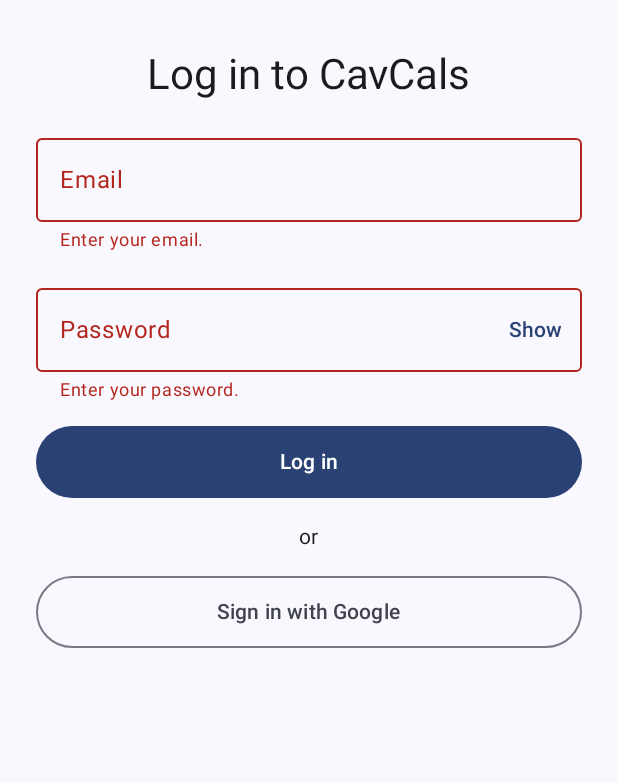
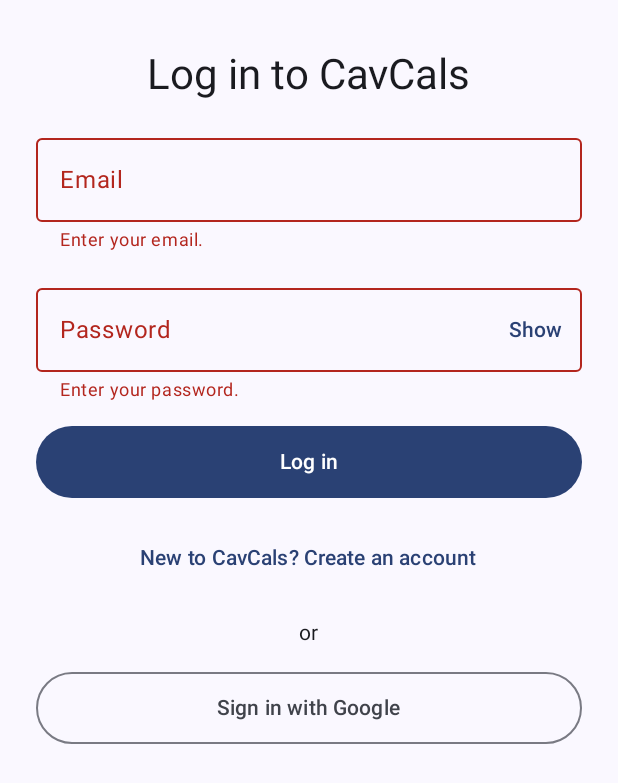
Before and after one commit to BradleyE99/CavCals, an Android app built with Jetpack Compose: the screen it shows after launch (MainActivity), after a tap on "Log in", on a phone screen of 412 x 824 dp. Shown: the top 783 px of the screen. Run offline under Robolectric (Android 15) with nearby library versions, the phone set to English and light mode, and no system bars; our stand-ins replace Firebase (no records; nobody signed in at launch, a user with empty details on screens opened directly).

Commit message:
Add manual account creation on login screen.
Co-Authored-By: Claude Opus 5.5 <noreply@anthropic.com>

```diff
--- a/app/src/main/java/com/example/cavcals/ui/login/LoginScreen.kt
+++ b/app/src/main/java/com/example/cavcals/ui/login/LoginScreen.kt
@@ -66,7 +66,9 @@ fun LoginScreen(
         uiState = uiState,
         onEmailChange = loginViewModel::onEmailChange,
         onPasswordChange = loginViewModel::onPasswordChange,
-        onLoginClick = loginViewModel::onLoginClick,
+        onConfirmPasswordChange = loginViewModel::onConfirmPasswordChange,
+        onSubmitClick = loginViewModel::onSubmitClick,
+        onToggleModeClick = loginViewModel::onToggleModeClick,
         onGoogleSignInClick = { loginViewModel.onGoogleSignInClick(context) },
         modifier = modifier,
     )
@@ -77,10 +79,14 @@ fun LoginForm(
     uiState: LoginUiState,
     onEmailChange: (String) -> Unit,
     onPasswordChange: (String) -> Unit,
-    onLoginClick: () -> Unit,
+    onConfirmPasswordChange: (String) -> Unit,
+    onSubmitClick: () -> Unit,
+    onToggleModeClick: () -> Unit,
     onGoogleSignInClick: () -> Unit,
     modifier: Modifier = Modifier,
 ) {
+    val isCreate = uiState.isCreateAccountMode
+
     // Whether the password is shown is purely visual, so it lives here rather than in the
     // ViewModel. It starts as false so the password is masked by default, and rememberSaveable
     // keeps the choice across rotation.
@@ -96,7 +102,7 @@ fun LoginForm(
         horizontalAlignment = Alignment.CenterHorizontally,
     ) {
         Text(
-            text = stringResource(R.string.login_title),
+            text = stringResource(if (isCreate) R.string.signup_title else R.string.login_title),
             style = MaterialTheme.typography.headlineMedium,
         )
 
@@ -146,14 +152,39 @@ fun LoginForm(
                     )
                 }
             },
+            // In create mode the keyboard moves on to Confirm password; otherwise Done submits.
             keyboardOptions = KeyboardOptions(
                 keyboardType = KeyboardType.Password,
-                imeAction = ImeAction.Done,
+                imeAction = if (isCreate) ImeAction.Next else ImeAction.Done,
             ),
             // Pressing Done on the keyboard sends the same event as tapping Log in.
-            keyboardActions = KeyboardActions(onDone = { onLoginClick() }),
+            keyboardActions = KeyboardActions(onDone = { onSubmitClick() }),
             modifier = Modifier.fillMaxWidth(),
         )
+
+        if (isCreate) {
+            OutlinedTextField(
+                value = uiState.confirmPassword,
+                onValueChange = onConfirmPasswordChange,
+                label = { Text(stringResource(R.string.signup_confirm_password_label)) },
+                isError = uiState.confirmPasswordError != null,
+                supportingText = uiState.confirmPasswordError?.let { { Text(stringResource(it)) } },
+                singleLine = true,
+                enabled = !uiState.isLoading,
+                // Follows the same Show/Hide toggle as the password field above.
+                visualTransformation = if (isPasswordVisible) {
+                    VisualTransformation.None
+                } else {
+                    PasswordVisualTransformation()
+                },
+                keyboardOptions = KeyboardOptions(
+                    keyboardType = KeyboardType.Password,
+                    imeAction = ImeAction.Done,
+                ),
+                keyboardActions = KeyboardActions(onDone = { onSubmitClick() }),
+                modifier = Modifier.fillMaxWidth(),
+            )
+        }
 
         // The Firebase error is announced by screen readers when it appears (live region).
         uiState.loginError?.let { messageId ->
@@ -169,9 +200,11 @@ fun LoginForm(
 
         // Disabled while loading so one tap sends exactly one Firebase request. It re-enables
         // when the request fails, which is how the user retries.
-        val loadingDescription = stringResource(R.string.login_in_progress)
+        val loadingDescription = stringResource(
+            if (isCreate) R.string.signup_in_progress else R.string.login_in_progress
+        )
         Button(
-            onClick = onLoginClick,
+            onClick = onSubmitClick,
             enabled = !uiState.isLoading,
             modifier = Modifier
                 .fillMaxWidth()
@@ -185,8 +218,19 @@ fun LoginForm(
                         .semantics { contentDescription = loadingDescription },
                 )
             } else {
-                Text(stringResource(R.string.login_button))
+                Text(stringResource(if (isCreate) R.string.signup_button else R.string.login_button))
             }
+        }
+
+        TextButton(
+            onClick = onToggleModeClick,
+            enabled = !uiState.isLoading,
+        ) {
+            Text(
+                stringResource(
+                    if (isCreate) R.string.signup_switch_to_login else R.string.login_switch_to_signup
+                )
+            )
         }
 
         Text(
@@ -218,8 +262,30 @@ private fun LoginFormPreview() {
             ),
             onEmailChange = {},
             onPasswordChange = {},
-            onLoginClick = {},
+            onConfirmPasswordChange = {},
+            onSubmitClick = {},
+            onToggleModeClick = {},
             onGoogleSignInClick = {},
         )
     }
 }
+
+@Preview(showBackground = true)
+@Composable
+private fun CreateAccountFormPreview() {
+    CavCalsTheme {
+        LoginForm(
+            uiState = LoginUiState(
+                email = "student@example.com",
+                isCreateAccountMode = true,
+                confirmPasswordError = R.string.signup_error_password_mismatch,
+            ),
+            onEmailChange = {},
+            onPasswordChange = {},
+            onConfirmPasswordChange = {},
+            onSubmitClick = {},
+            onToggleModeClick = {},
+            onGoogleSignInClick = {},
+        )
+    }
+}
--- a/app/src/main/java/com/example/cavcals/ui/login/LoginViewModel.kt
+++ b/app/src/main/java/com/example/cavcals/ui/login/LoginViewModel.kt
@@ -1,6 +1,7 @@
 package com.example.cavcals.ui.login
 
 import android.content.Context
+import android.util.Log
 import android.util.Patterns
 import androidx.annotation.StringRes
 import androidx.lifecycle.ViewModel
@@ -19,6 +20,8 @@ import com.google.firebase.FirebaseNetworkException
 import com.google.firebase.FirebaseTooManyRequestsException
 import com.google.firebase.auth.FirebaseAuthInvalidCredentialsException
 import com.google.firebase.auth.FirebaseAuthInvalidUserException
+import com.google.firebase.auth.FirebaseAuthUserCollisionException
+import com.google.firebase.auth.FirebaseAuthWeakPasswordException
 import kotlinx.coroutines.CancellationException
 import kotlinx.coroutines.flow.MutableStateFlow
 import kotlinx.coroutines.flow.StateFlow
@@ -33,8 +36,13 @@ import kotlinx.coroutines.launch
 data class LoginUiState(
     val email: String = "",
     val password: String = "",
+    val confirmPassword: String = "",
+    // false = "Log in" form, true = "Create account" form. Both share the same fields; create
+    // mode adds the confirm-password field and calls a different Firebase method.
+    val isCreateAccountMode: Boolean = false,
     @param:StringRes val emailError: Int? = null,
     @param:StringRes val passwordError: Int? = null,
+    @param:StringRes val confirmPasswordError: Int? = null,
     @param:StringRes val loginError: Int? = null,
     val isLoading: Boolean = false,
 )
@@ -66,7 +74,25 @@ class LoginViewModel(
         _uiState.update { it.copy(password = password, passwordError = null, loginError = null) }
     }
 
-    fun onLoginClick() {
+    fun onConfirmPasswordChange(confirmPassword: String) {
+        _uiState.update {
+            it.copy(confirmPassword = confirmPassword, confirmPasswordError = null, loginError = null)
+        }
+    }
+
+    /**
+     * Switches between "Log in" and "Create account". The email is kept (people often realize
+     * they need an account after typing it), but passwords and errors are cleared.
+     */
+    fun onToggleModeClick() {
+        _uiState.update {
+            if (it.isLoading) it
+            else LoginUiState(email = it.email, isCreateAccountMode = !it.isCreateAccountMode)
+        }
+    }
+
+    /** Log in / Create account tapped (or Done pressed on the keyboard). */
+    fun onSubmitClick() {
         val current = _uiState.value
 
         // Ignore extra taps while a request is already running. The button is also disabled
@@ -83,11 +109,25 @@ class LoginViewModel(
             !Patterns.EMAIL_ADDRESS.matcher(email).matches() -> R.string.login_error_email_invalid
             else -> null
         }
-        val passwordError = if (password.isEmpty()) R.string.login_error_password_blank else null
+        val isCreate = current.isCreateAccountMode
+        val passwordError = when {
+            password.isEmpty() -> R.string.login_error_password_blank
+            // Firebase rejects passwords under 6 characters; checking here gives instant feedback.
+            isCreate && password.length < MIN_PASSWORD_LENGTH -> R.string.signup_error_password_short
+            else -> null
+        }
+        val confirmPasswordError =
+            if (isCreate && current.confirmPassword != password) R.string.signup_error_password_mismatch
+            else null
 
-        if (emailError != null || passwordError != null) {
+        if (emailError != null || passwordError != null || confirmPasswordError != null) {
             _uiState.update {
-                it.copy(emailError = emailError, passwordError = passwordError, loginError = null)
+                it.copy(
+                    emailError = emailError,
+                    passwordError = passwordError,
+                    confirmPasswordError = confirmPasswordError,
+                    loginError = null,
+                )
             }
             return
         }
@@ -98,7 +138,11 @@ class LoginViewModel(
         _uiState.update { it.copy(email = email, isLoading = true, loginError = null) }
         viewModelScope.launch {
             try {
-                authRepository.signIn(email, password)
+                if (isCreate) {
+                    authRepository.createAccount(email, password)
+                } else {
+                    authRepository.signIn(email, password)
+                }
                 // Success: the repository's session listener switches MainActivity to the
                 // signed-in screen. Reset the form so the password is not kept in memory.
                 _uiState.value = LoginUiState()
@@ -152,13 +196,20 @@ class LoginViewModel(
             } catch (e: CancellationException) {
                 throw e
             } catch (e: GetCredentialCancellationException) {
-                // The user closed the account picker. Not an error, so no message.
+                // Usually the user closed the account picker, which is not an error. But Google
+                // also reports a misconfigured app (the signing key's SHA-1 not registered in
+                // Firebase) as a cancellation *after* an account is picked, so log it: that is the
+                // only clue in Logcat when "nothing happens". These messages hold no secrets.
+                Log.w(TAG, "Google sign-in cancelled: ${e.message}")
                 _uiState.update { it.copy(isLoading = false) }
             } catch (e: NoCredentialException) {
+                Log.w(TAG, "Google sign-in found no credential: ${e.message}")
                 _uiState.update { it.copy(isLoading = false, loginError = R.string.login_error_google_no_account) }
             } catch (e: GetCredentialException) {
+                Log.w(TAG, "Google sign-in failed: ${e.type}: ${e.message}")
                 _uiState.update { it.copy(isLoading = false, loginError = R.string.login_error_google_failed) }
             } catch (e: Exception) {
+                Log.w(TAG, "Firebase rejected the Google credential: ${e.javaClass.simpleName}: ${e.message}")
                 _uiState.update { it.copy(isLoading = false, loginError = messageFor(e)) }
             }
         }
@@ -168,10 +219,18 @@ class LoginViewModel(
     // unknown email share one message so the app does not reveal which accounts exist.
     @StringRes
     private fun messageFor(error: Exception): Int = when (error) {
+        // WeakPassword is a subclass of InvalidCredentials, so it must be checked first.
+        is FirebaseAuthWeakPasswordException -> R.string.signup_error_password_short
+        is FirebaseAuthUserCollisionException -> R.string.signup_error_email_in_use
         is FirebaseAuthInvalidCredentialsException,
         is FirebaseAuthInvalidUserException -> R.string.login_error_invalid_credentials
         is FirebaseNetworkException -> R.string.login_error_network
         is FirebaseTooManyRequestsException -> R.string.login_error_too_many_requests
         else -> R.string.login_error_unknown
     }
+
+    private companion object {
+        const val TAG = "LoginViewModel"
+        const val MIN_PASSWORD_LENGTH = 6
+    }
 }
--- a/app/src/main/res/values/strings.xml
+++ b/app/src/main/res/values/strings.xml
@@ -23,6 +23,15 @@
     <string name="login_error_too_many_requests">Too many attempts. Wait a moment and try again.</string>
     <string name="login_error_google_no_account">No Google account found on this device. Add one in Settings, then try again.</string>
     <string name="login_error_google_failed">Google sign-in didn\'t work. Please try again.</string>
+    <string name="signup_title">Create your CavCals account</string>
+    <string name="signup_confirm_password_label">Confirm password</string>
+    <string name="signup_button">Create account</string>
+    <string name="signup_in_progress">Creating account</string>
+    <string name="login_switch_to_signup">New to CavCals? Create an account</string>
+    <string name="signup_switch_to_login">Already have an account? Log in</string>
+    <string name="signup_error_password_short">Password must be at least 6 characters.</string>
+    <string name="signup_error_password_mismatch">Passwords don\'t match.</string>
+    <string name="signup_error_email_in_use">An account with this email already exists. Log in instead.</string>
     <string name="login_error_unknown">Something went wrong while logging in. Please try again.</string>
 
     <!-- Bottom navigation -->
```
Also changed, not shown: app/src/main/java/com/example/cavcals/auth/AuthRepository.kt (+10 -0 lines).
